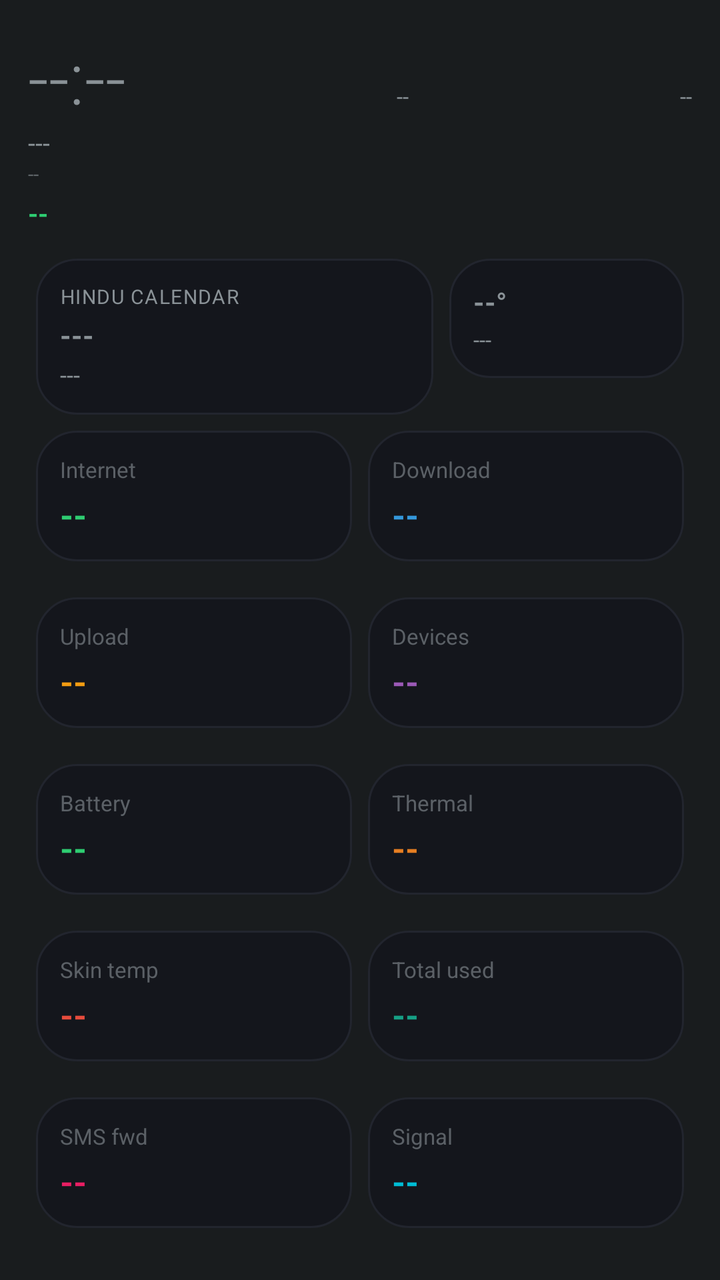
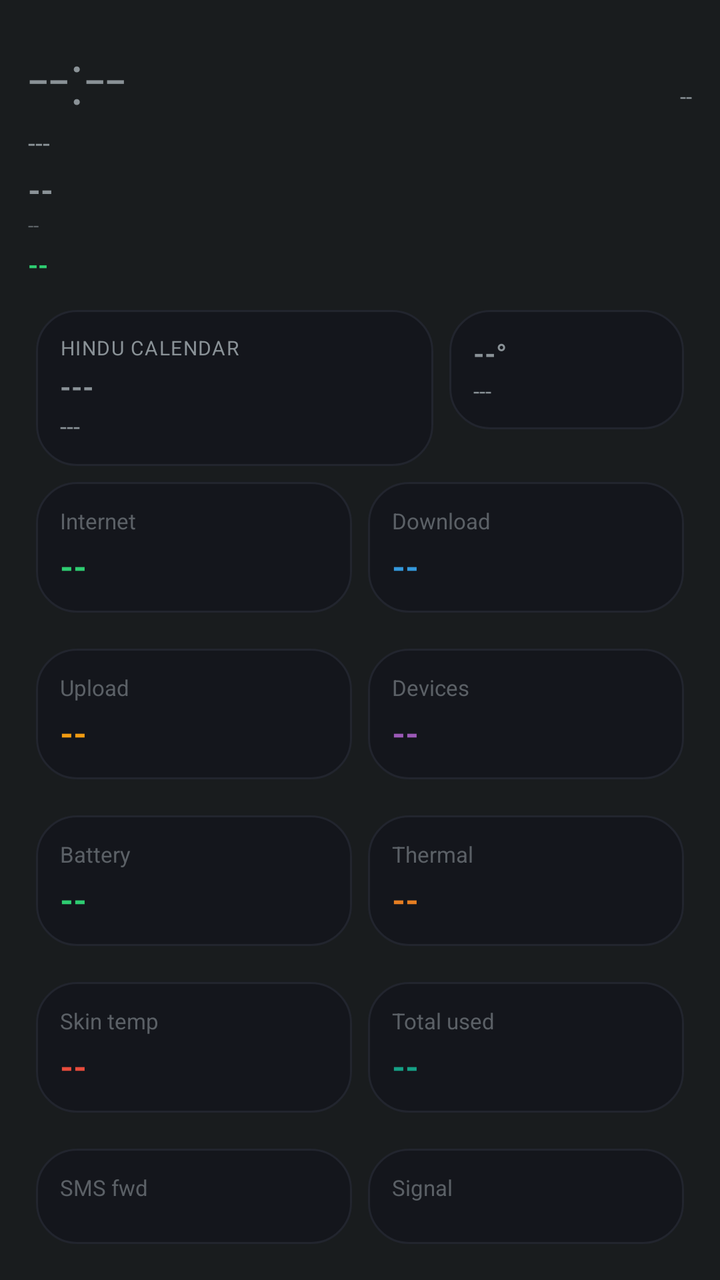

The first picture is an Android layout as it rendered before a commit; the second is the same layout after the commit. The layout source and the unified diff follow.
<!-- AndroidManifest.xml: application theme android:Theme.DeviceDefault.NoActionBar -->
<!-- res/layout/aod_layout_oneplus_grid.xml -->
<?xml version="1.0" encoding="utf-8"?>
<LinearLayout xmlns:android="http://schemas.android.com/apk/res/android"
    android:id="@+id/bg_root"
    android:layout_width="match_parent"
    android:layout_height="match_parent"
    android:orientation="vertical"
    android:padding="14dp">

    <LinearLayout
        android:layout_width="match_parent"
        android:layout_height="wrap_content"
        android:orientation="horizontal">
        <TextView android:id="@+id/clock" android:layout_width="wrap_content" android:layout_height="wrap_content"
            android:textSize="36sp" android:fontFamily="sans-serif-light" android:text="--:--" />
        <TextView android:id="@+id/net_type_badge" android:layout_width="0dp" android:layout_height="wrap_content" android:layout_weight="1"
            android:layout_gravity="top" android:gravity="end" android:textSize="11sp" android:text="--" />
        <TextView android:id="@+id/akd_badge" android:layout_width="0dp" android:layout_height="wrap_content" android:layout_weight="1"
            android:layout_gravity="top" android:gravity="end" android:textSize="11sp" android:text="--" />
    </LinearLayout>
    <TextView android:id="@+id/date" android:layout_width="wrap_content" android:layout_height="wrap_content" android:textSize="13sp" android:text="---" />
    <TextView android:id="@+id/perf_badge" android:layout_width="wrap_content" android:layout_height="wrap_content" android:textSize="10sp" android:alpha="0.6" android:text="--" />
    <TextView android:id="@+id/health_badge" android:layout_width="wrap_content" android:layout_height="wrap_content" android:layout_marginTop="4dp"
        android:textAllCaps="true" android:textStyle="bold" android:textSize="13sp" android:textColor="#2ecc71" android:text="--" />
    <TextView android:id="@+id/muhurat_badge" android:layout_width="wrap_content" android:layout_height="wrap_content" android:textSize="11sp" android:textStyle="bold" android:visibility="gone" android:text="--" />

    <LinearLayout android:layout_width="match_parent" android:layout_height="wrap_content" android:orientation="horizontal" android:layout_marginTop="10dp">
        <LinearLayout android:id="@+id/panchang_card" android:layout_width="0dp" android:layout_height="wrap_content" android:layout_weight="1.7" android:layout_margin="4dp"
            android:background="@drawable/bg_card" android:orientation="vertical" android:gravity="center_vertical" android:padding="12dp">
            <TextView android:id="@+id/panchang_header" android:layout_width="wrap_content" android:layout_height="wrap_content" android:textSize="10sp" android:textAllCaps="true" android:letterSpacing="0.05" android:text="Hindu calendar" />
            <TextView android:id="@+id/panchang_tithi" android:layout_width="match_parent" android:layout_height="wrap_content" android:layout_marginTop="3dp" android:textStyle="bold" android:maxLines="1" android:autoSizeTextType="uniform" android:autoSizeMinTextSize="13sp" android:autoSizeMaxTextSize="18sp" android:text="---" />
            <TextView android:id="@+id/panchang_nakshatra" android:layout_width="match_parent" android:layout_height="wrap_content" android:layout_marginTop="2dp" android:textSize="12sp" android:maxLines="1" android:ellipsize="end" android:text="---" />
        </LinearLayout>
        <LinearLayout android:id="@+id/weather_card" android:layout_width="0dp" android:layout_height="wrap_content" android:layout_weight="1" android:layout_margin="4dp"
            android:background="@drawable/bg_card" android:orientation="vertical" android:gravity="center_vertical" android:padding="12dp">
            <TextView android:id="@+id/weather_temp" android:layout_width="match_parent" android:layout_height="wrap_content" android:textStyle="bold" android:maxLines="1" android:autoSizeTextType="uniform" android:autoSizeMinTextSize="14sp" android:autoSizeMaxTextSize="20sp" android:text="--°" />
            <TextView android:id="@+id/weather_condition" android:layout_width="match_parent" android:layout_height="wrap_content" android:layout_marginTop="2dp" android:textSize="11sp" android:maxLines="2" android:text="---" />
        </LinearLayout>
    </LinearLayout>
    <LinearLayout android:layout_width="match_parent" android:layout_height="wrap_content" android:orientation="horizontal" android:layout_marginBottom="10dp">
        <LinearLayout android:id="@+id/row8" android:layout_width="0dp" android:layout_weight="1" android:layout_height="wrap_content" android:layout_margin="4dp"
            android:background="@drawable/bg_card" android:orientation="vertical" android:padding="12dp">
            <TextView android:id="@+id/stat_label" android:layout_width="wrap_content" android:layout_height="wrap_content" android:textSize="11sp" android:alpha="0.6" android:text="Internet" />
            <TextView android:id="@+id/stat_value" android:layout_width="wrap_content" android:layout_height="wrap_content" android:layout_marginTop="4dp" android:textStyle="bold" android:textSize="17sp" android:textColor="#2ecc71" android:text="--" />
        </LinearLayout>
        <LinearLayout android:id="@+id/row0" android:layout_width="0dp" android:layout_weight="1" android:layout_height="wrap_content" android:layout_margin="4dp"
            android:background="@drawable/bg_card" android:orientation="vertical" android:padding="12dp">
            <TextView android:id="@+id/stat_label" android:layout_width="wrap_content" android:layout_height="wrap_content" android:textSize="11sp" android:alpha="0.6" android:text="Download" />
            <TextView android:id="@+id/stat_value" android:layout_width="wrap_content" android:layout_height="wrap_content" android:layout_marginTop="4dp" android:textStyle="bold" android:textSize="17sp" android:textColor="#3498db" android:text="--" />
        </LinearLayout>
    </LinearLayout>
    <LinearLayout android:layout_width="match_parent" android:layout_height="wrap_content" android:orientation="horizontal" android:layout_marginBottom="10dp">
        <LinearLayout android:id="@+id/row1" android:layout_width="0dp" android:layout_weight="1" android:layout_height="wrap_content" android:layout_margin="4dp"
            android:background="@drawable/bg_card" android:orientation="vertical" android:padding="12dp">
            <TextView android:id="@+id/stat_label" android:layout_width="wrap_content" android:layout_height="wrap_content" android:textSize="11sp" android:alpha="0.6" android:text="Upload" />
            <TextView android:id="@+id/stat_value" android:layout_width="wrap_content" android:layout_height="wrap_content" android:layout_marginTop="4dp" android:textStyle="bold" android:textSize="17sp" android:textColor="#f39c12" android:text="--" />
        </LinearLayout>
        <LinearLayout android:id="@+id/row2" android:layout_width="0dp" android:layout_weight="1" android:layout_height="wrap_content" android:layout_margin="4dp"
            android:background="@drawable/bg_card" android:orientation="vertical" android:padding="12dp">
            <TextView android:id="@+id/stat_label" android:layout_width="wrap_content" android:layout_height="wrap_content" android:textSize="11sp" android:alpha="0.6" android:text="Devices" />
            <TextView android:id="@+id/stat_value" android:layout_width="wrap_content" android:layout_height="wrap_content" android:layout_marginTop="4dp" android:textStyle="bold" android:textSize="17sp" android:textColor="#9b59b6" android:text="--" />
        </LinearLayout>
    </LinearLayout>
    <LinearLayout android:layout_width="match_parent" android:layout_height="wrap_content" android:orientation="horizontal" android:layout_marginBottom="10dp">
        <LinearLayout android:id="@+id/row4" android:layout_width="0dp" android:layout_weight="1" android:layout_height="wrap_content" android:layout_margin="4dp"
            android:background="@drawable/bg_card" android:orientation="vertical" android:padding="12dp">
            <TextView android:id="@+id/stat_label" android:layout_width="wrap_content" android:layout_height="wrap_content" android:textSize="11sp" android:alpha="0.6" android:text="Battery" />
            <TextView android:id="@+id/stat_value" android:layout_width="wrap_content" android:layout_height="wrap_content" android:layout_marginTop="4dp" android:textStyle="bold" android:textSize="17sp" android:textColor="#2ecc71" android:text="--" />
        </LinearLayout>
        <LinearLayout android:id="@+id/row5" android:layout_width="0dp" android:layout_weight="1" android:layout_height="wrap_content" android:layout_margin="4dp"
            android:background="@drawable/bg_card" android:orientation="vertical" android:padding="12dp">
            <TextView android:id="@+id/stat_label" android:layout_width="wrap_content" android:layout_height="wrap_content" android:textSize="11sp" android:alpha="0.6" android:text="Thermal" />
            <TextView android:id="@+id/stat_value" android:layout_width="wrap_content" android:layout_height="wrap_content" android:layout_marginTop="4dp" android:textStyle="bold" android:textSize="17sp" android:textColor="#e67e22" android:text="--" />
        </LinearLayout>
    </LinearLayout>
    <LinearLayout android:layout_width="match_parent" android:layout_height="wrap_content" android:orientation="horizontal" android:layout_marginBottom="10dp">
        <LinearLayout android:id="@+id/row6" android:layout_width="0dp" android:layout_weight="1" android:layout_height="wrap_content" android:layout_margin="4dp"
            android:background="@drawable/bg_card" android:orientation="vertical" android:padding="12dp">
            <TextView android:id="@+id/stat_label" android:layout_width="wrap_content" android:layout_height="wrap_content" android:textSize="11sp" android:alpha="0.6" android:text="Skin temp" />
            <TextView android:id="@+id/stat_value" android:layout_width="wrap_content" android:layout_height="wrap_content" android:layout_marginTop="4dp" android:textStyle="bold" android:textSize="17sp" android:textColor="#e74c3c" android:text="--" />
        </LinearLayout>
        <LinearLayout android:id="@+id/row3" android:layout_width="0dp" android:layout_weight="1" android:layout_height="wrap_content" android:layout_margin="4dp"
            android:background="@drawable/bg_card" android:orientation="vertical" android:padding="12dp">
            <TextView android:id="@+id/stat_label" android:layout_width="wrap_content" android:layout_height="wrap_content" android:textSize="11sp" android:alpha="0.6" android:text="Total used" />
            <TextView android:id="@+id/stat_value" android:layout_width="wrap_content" android:layout_height="wrap_content" android:layout_marginTop="4dp" android:textStyle="bold" android:textSize="17sp" android:textColor="#16a085" android:text="--" />
        </LinearLayout>
    </LinearLayout>
    <LinearLayout android:layout_width="match_parent" android:layout_height="wrap_content" android:orientation="horizontal">
        <LinearLayout android:id="@+id/row7" android:layout_width="0dp" android:layout_weight="1" android:layout_height="wrap_content" android:layout_margin="4dp"
            android:background="@drawable/bg_card" android:orientation="vertical" android:padding="12dp">
            <TextView android:id="@+id/stat_label" android:layout_width="wrap_content" android:layout_height="wrap_content" android:textSize="11sp" android:alpha="0.6" android:text="SMS fwd" />
            <TextView android:id="@+id/stat_value" android:layout_width="wrap_content" android:layout_height="wrap_content" android:layout_marginTop="4dp" android:textStyle="bold" android:textSize="17sp" android:textColor="#e91e63" android:text="--" />
        </LinearLayout>
        <LinearLayout android:id="@+id/row9" android:layout_width="0dp" android:layout_weight="1" android:layout_height="wrap_content" android:layout_margin="4dp"
            android:background="@drawable/bg_card" android:orientation="vertical" android:padding="12dp">
            <TextView android:id="@+id/stat_label" android:layout_width="wrap_content" android:layout_height="wrap_content" android:textSize="11sp" android:alpha="0.6" android:text="Signal" />
            <TextView android:id="@+id/stat_value" android:layout_width="wrap_content" android:layout_height="wrap_content" android:layout_marginTop="4dp" android:textStyle="bold" android:textSize="17sp" android:textColor="#00bcd4" android:text="--" />
        </LinearLayout>
    </LinearLayout>

</LinearLayout>
<!-- resources referenced by this layout -->
<resources>
  <!-- drawable bg_card (drawable) -->
  <?xml version="1.0" encoding="utf-8"?>
  <shape xmlns:android="http://schemas.android.com/apk/res/android">
      <solid android:color="#14161C" />
      <corners android:radius="20dp" />
      <stroke android:width="1dp" android:color="#22252E" />
  </shape>
</resources>

<!-- the commit's change to res/layout/aod_layout_oneplus_grid.xml (unified diff, before → after) -->
@@ -14,10 +14,9 @@
             android:textSize="36sp" android:fontFamily="sans-serif-light" android:text="--:--" />
         <TextView android:id="@+id/net_type_badge" android:layout_width="0dp" android:layout_height="wrap_content" android:layout_weight="1"
             android:layout_gravity="top" android:gravity="end" android:textSize="11sp" android:text="--" />
-        <TextView android:id="@+id/akd_badge" android:layout_width="0dp" android:layout_height="wrap_content" android:layout_weight="1"
-            android:layout_gravity="top" android:gravity="end" android:textSize="11sp" android:text="--" />
-    </LinearLayout>
+        </LinearLayout>
     <TextView android:id="@+id/date" android:layout_width="wrap_content" android:layout_height="wrap_content" android:textSize="13sp" android:text="---" />
+<TextView android:id="@+id/akd_badge" android:layout_width="wrap_content" android:layout_height="wrap_content" android:layout_marginTop="4dp" android:textSize="16sp" android:textStyle="bold" android:text="--" />
     <TextView android:id="@+id/perf_badge" android:layout_width="wrap_content" android:layout_height="wrap_content" android:textSize="10sp" android:alpha="0.6" android:text="--" />
     <TextView android:id="@+id/health_badge" android:layout_width="wrap_content" android:layout_height="wrap_content" android:layout_marginTop="4dp"
         android:textAllCaps="true" android:textStyle="bold" android:textSize="13sp" android:textColor="#2ecc71" android:text="--" />
